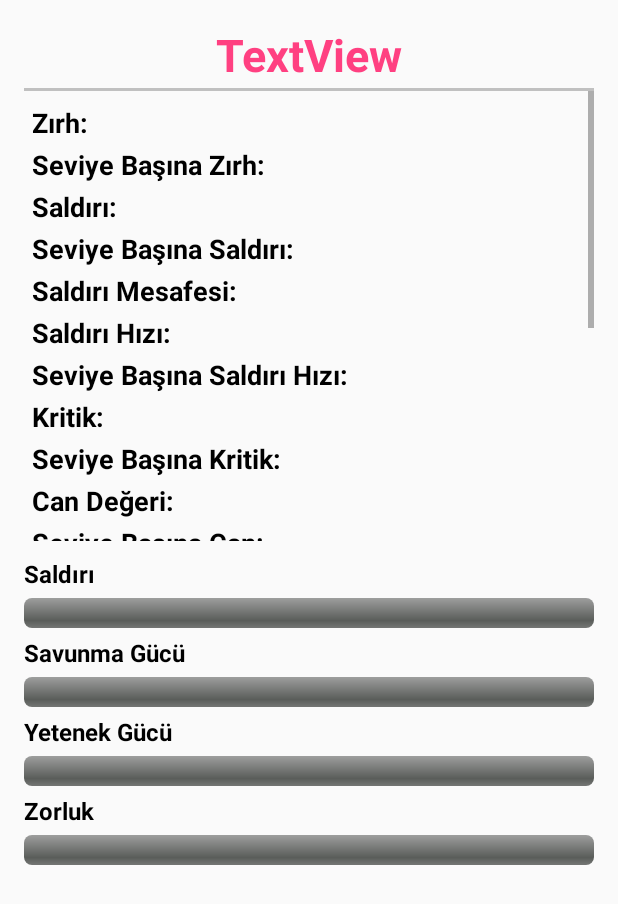
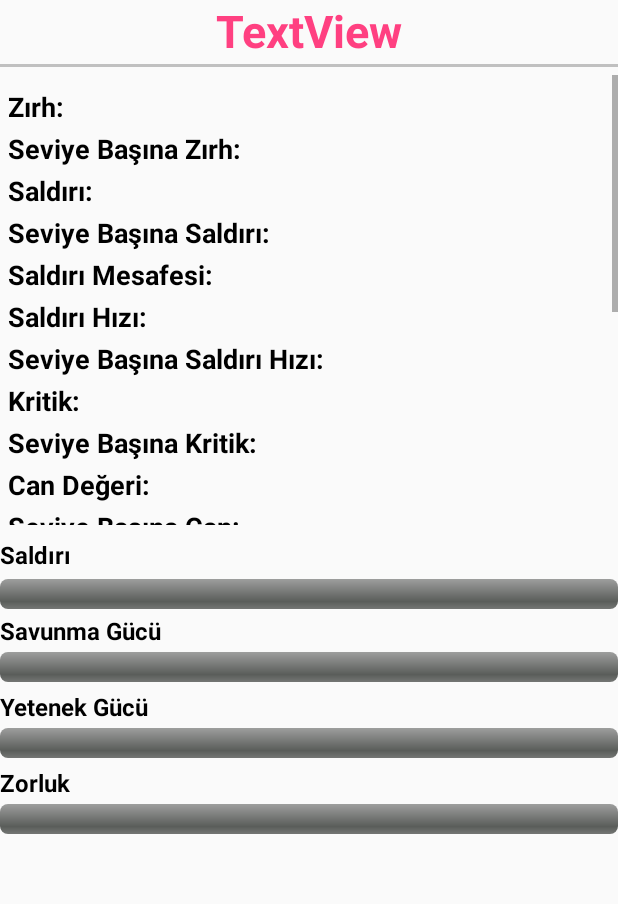
Before and after one commit to BerkEmre/GGEasy, an Android app: the layout fragment_stat.xml on its own in the app's theme, with its tools: preview values and no code run, on a phone screen of 412 x 824 dp. Shown: the top 904 px of the screen. Run offline under Robolectric (Android 15) with nearby library versions, the light colour scheme and no system bars.

Commit message:
tasarım
lo

```diff
--- a/GGeasyLoL/app/src/main/java/com/antika/berk/ggeasylol/helper/RiotApiHelper.java
+++ b/GGeasyLoL/app/src/main/java/com/antika/berk/ggeasylol/helper/RiotApiHelper.java
@@ -32,7 +32,7 @@ import java.util.Iterator;
 import java.util.List;
 
 public class RiotApiHelper {
-    public String apiKey = "yourApiKey";
+    public String apiKey = "RGAPI-a088eafc-3507-43ea-b419-cb0f0acac8f7";
     //Get summoner object with summoner name
     public SummonerObject getSumonner(String summonerName, String region) {
         SummonerObject sumonner;
--- a/GGeasyLoL/app/src/main/res/layout/fragment_stat.xml
+++ b/GGeasyLoL/app/src/main/res/layout/fragment_stat.xml
@@ -3,15 +3,16 @@
     android:id="@+id/activity_stat"
     android:layout_width="match_parent"
     android:layout_height="wrap_content"
-    android:paddingBottom="@dimen/activity_vertical_margin"
-    android:paddingLeft="@dimen/activity_horizontal_margin"
-    android:paddingRight="@dimen/activity_horizontal_margin"
-    android:paddingTop="@dimen/activity_vertical_margin"
     tools:context="com.antika.berk.ggeasylol.activity.MainPageActivity"
     android:weightSum="1"
     android:orientation="vertical">
 
 
+    <LinearLayout
+        android:orientation="vertical"
+        android:layout_width="match_parent"
+        android:layout_weight="1"
+        android:layout_height="wrap_content">
 
         <TextView
             android:text="TextView"
@@ -23,17 +24,19 @@
             android:textAlignment="center"
             android:textSize="30sp"
             android:textColor="@color/colorAccent" />
+
         <View
-        android:layout_width="fill_parent"
             android:layout_height="2dp"
             android:background="#c0c0c0"
-        android:layout_marginTop="2dp" />
-
+            android:layout_marginTop="2dp"
+            android:layout_weight="1"
+            android:layout_width="fill_parent" />
 
         <ScrollView
             android:layout_width="match_parent"
             android:layout_weight="1"
-        android:layout_height="300dp">
+            android:layout_height="300dp"
+            android:layout_marginTop="5dp">
 
             <LinearLayout
                 android:orientation="horizontal"
@@ -259,8 +262,7 @@
                     android:layout_width="wrap_content"
                     android:layout_height="match_parent"
                     android:id="@+id/kazo"
-                android:layout_marginBottom="5dp"
-                android:layout_marginLeft="10dp">
+                    android:layout_marginLeft="5dp">
                     <TextView
                         android:layout_width="match_parent"
                         android:layout_height="wrap_content"
@@ -496,7 +498,7 @@
                 android:layout_height="wrap_content"
                 android:id="@+id/attack"
                 android:layout_weight="1"
-            android:layout_marginTop="5dp"
+                android:layout_marginTop="3dp"
                 android:textStyle="normal|bold"
                 android:textSize="16sp"
                 android:textColor="@android:color/background_dark" />
@@ -508,7 +510,8 @@
                 android:id="@+id/attack_progress"
                 android:layout_marginTop="5dp"
                 android:background="@android:color/transparent"
-            android:max="10" />
+                android:max="10"
+                android:indeterminate="false" />
 
             <TextView
                 android:text="Savunma Gücü"
@@ -516,7 +519,7 @@
                 android:layout_height="wrap_content"
                 android:id="@+id/defense"
                 android:layout_weight="1"
-            android:layout_marginTop="5dp"
+                android:layout_marginTop="3dp"
                 android:textStyle="normal|bold"
                 android:textSize="16sp"
                 android:textColor="@android:color/background_dark" />
@@ -526,7 +529,7 @@
                 android:layout_width="match_parent"
                 android:layout_height="wrap_content"
                 android:id="@+id/defense_progress"
-            android:layout_marginTop="5dp"
+                android:layout_marginTop="3dp"
                 android:background="@android:color/transparent"
                 android:max="10"
                 android:indeterminate="false" />
@@ -548,7 +551,7 @@
                 android:layout_height="wrap_content"
                 android:id="@+id/magic_progress"
                 android:layout_weight="1"
-            android:layout_marginTop="5dp"
+                android:layout_marginTop="3dp"
                 android:background="@android:color/transparent"
                 android:max="10"
                 android:indeterminate="false" />
@@ -570,11 +573,12 @@
                 android:layout_height="wrap_content"
                 android:id="@+id/difficulty_progress"
                 android:layout_weight="1"
-            android:layout_marginTop="5dp"
+                android:layout_marginTop="3dp"
                 android:layout_alignParentLeft="true"
                 android:layout_alignParentStart="true"
                 android:background="@android:color/transparent"
                 android:max="10" />
         </LinearLayout>
+    </LinearLayout>
 
 </LinearLayout>
```
Lines whose indentation alone changed are shown as unchanged.
